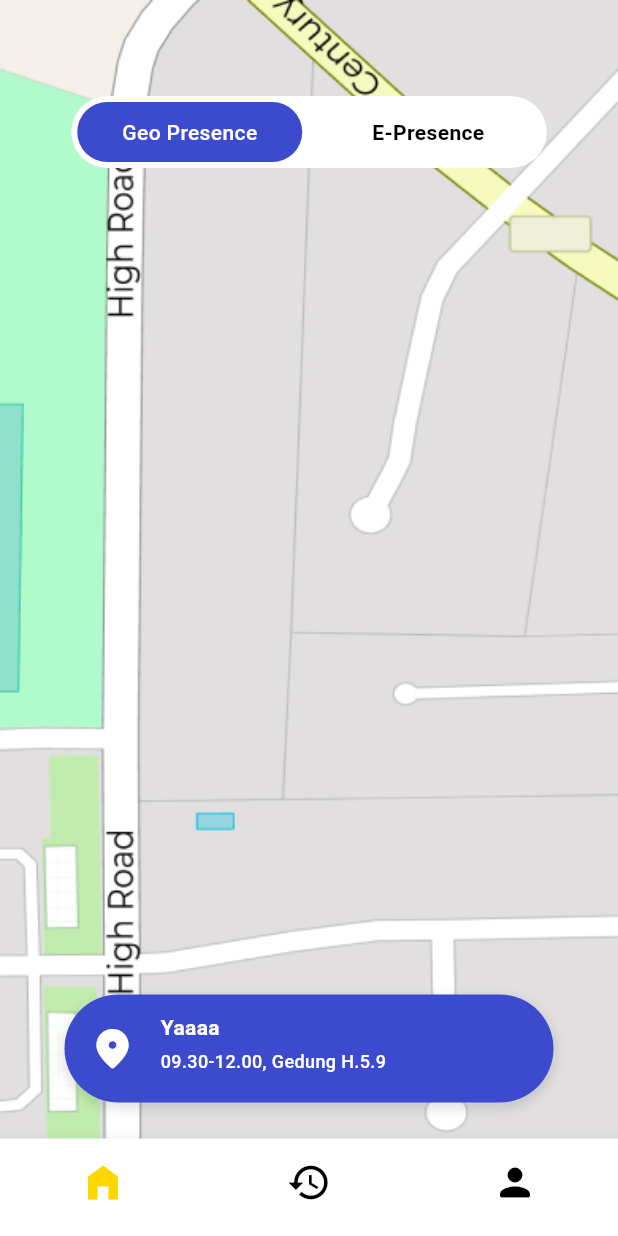
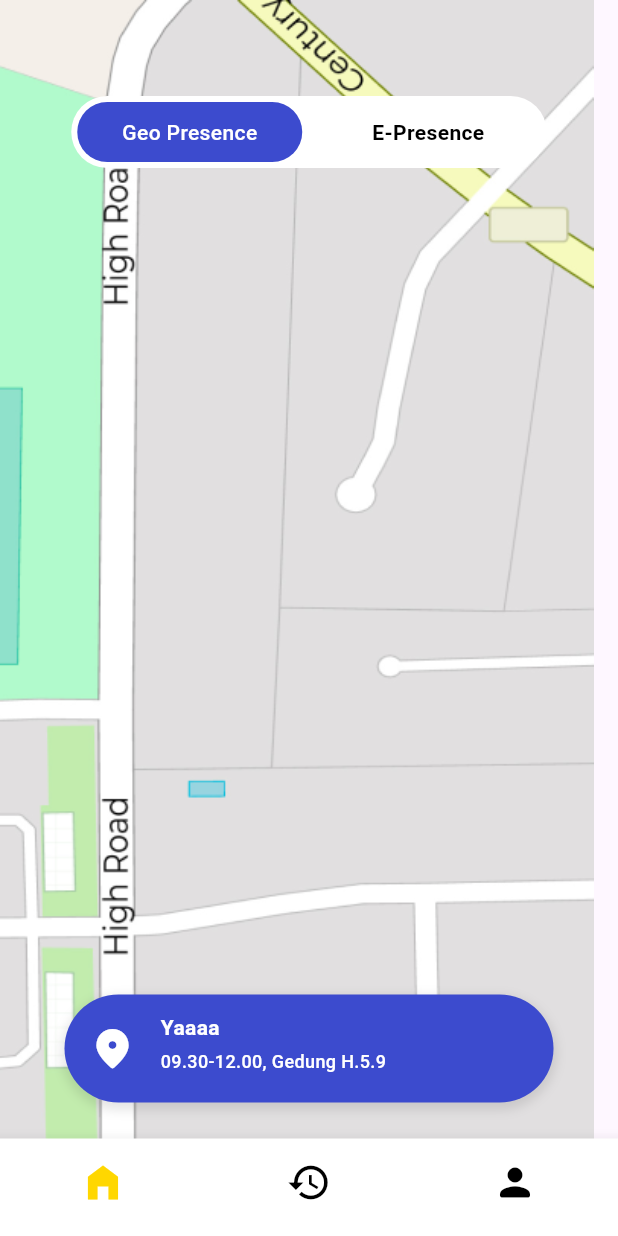
Before and after one commit to aurelwidyanti/attenfence, a Flutter app: the screen it shows after launch, on a phone screen of 412 x 824 dp. Run offline on Flutter 3.47's test engine with Material 3 defaults, Android fonts, the phone set to English and light mode, and no system bars.

Commit message:
refactor: Remove SizedBox and change fit position of image on Expanded child on geo presence screen

```diff
--- a/lib/screens/home/geo_presence_screen.dart
+++ b/lib/screens/home/geo_presence_screen.dart
@@ -8,13 +8,12 @@ class GeoPresenceScreen extends StatelessWidget {
     return Scaffold(
       body: Stack(
         children: [
-          SizedBox(
-            width: double.infinity,
-            height: double.infinity,
+          Expanded(
             child: Image.asset(
+              height: double.infinity,
               'assets/img/map.png',
-              fit: BoxFit.fitWidth,
-              alignment: Alignment.topCenter,
+              fit: BoxFit.fitHeight,
+              alignment: Alignment.center,
             ),
           ),
           Align(
```
